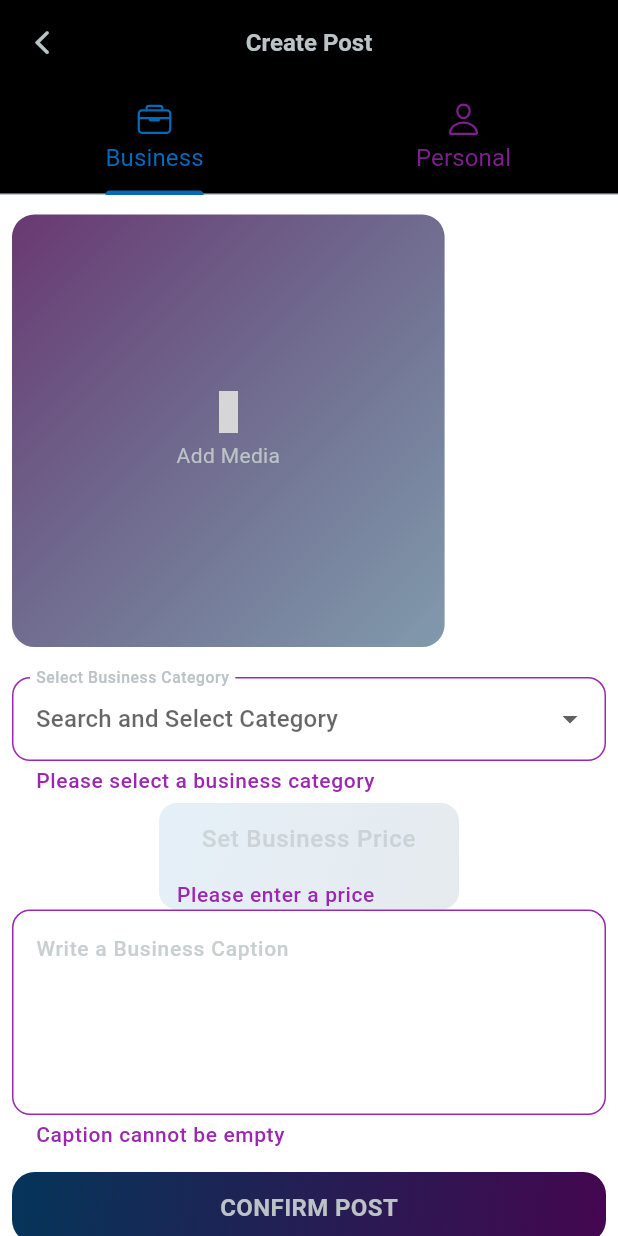
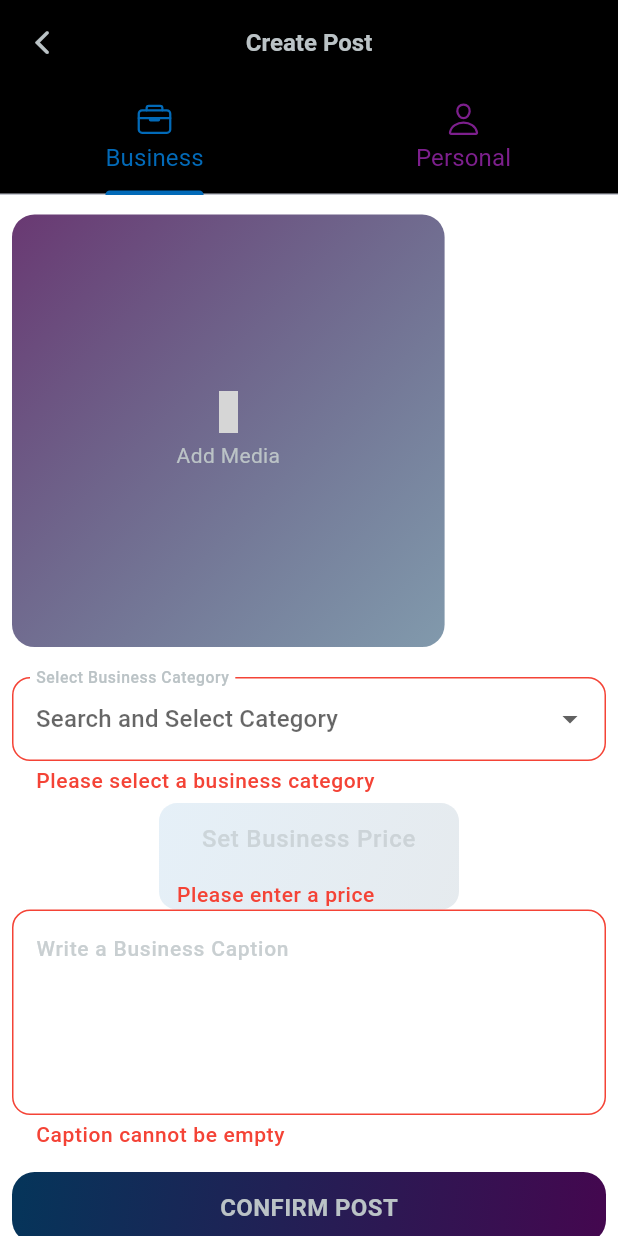
Before and after one commit to dev-blax/larosa-verbose, a Flutter app: the BusinessPostScreen screen opened directly, after a tap on "CONFIRM POST", on a phone screen of 412 x 824 dp. Run offline on Flutter 3.47's test engine with Material 3 defaults, Android fonts, the phone set to English and light mode, and no system bars; drawn by our look-alikes of toastification; our stand-ins replace another_flutter_splash_screen, audioplayers, cached_network_image, camera, connectivity_plus, dio and 31 more; missing offline and left inert: cached_video_player_plus, crop_your_image, flutter_emoji, flutter_polyline_points, stomp_dart_client, video_thumbnail; accounts and stored records are empty; network calls fail; grey boxes are pictures that could not be loaded.

Commit message:
vitimbi kidogo

```diff
--- a/lib/Features/Feeds/business_post.dart
+++ b/lib/Features/Feeds/business_post.dart
@@ -358,9 +358,10 @@
       builder: (context) => AlertDialog(
         backgroundColor: Colors.black, // Set modal background to red
         contentPadding: EdgeInsets.zero,
-      insetPadding: const EdgeInsets.symmetric(horizontal: 24, vertical: 10), // Adjusts dialog padding
+        insetPadding: const EdgeInsets.symmetric(
+            horizontal: 24, vertical: 10), // Adjusts dialog padding
         content: Container(
-        height: MediaQuery.of(context).size.height * 0.9 ,
+          height: MediaQuery.of(context).size.height * 0.9,
           width: MediaQuery.of(context).size.width * 1,
           decoration: BoxDecoration(
             gradient: LinearGradient(
@@ -383,7 +384,8 @@
             },
           ),
         ),
-      actionsPadding: const EdgeInsets.only(bottom: 8), // Reduce space below buttons
+        actionsPadding:
+            const EdgeInsets.only(bottom: 8), // Reduce space below buttons
         actions: [
           TextButton(
             onPressed: () => _cropController.crop(),
@@ -391,7 +393,8 @@
               padding: const EdgeInsets.symmetric(horizontal: 20, vertical: 12),
               backgroundColor: Colors.transparent,
             ).copyWith(
-            overlayColor: WidgetStateProperty.all(LarosaColors.secondary.withOpacity(0.2)),
+              overlayColor: WidgetStateProperty.all(
+                  LarosaColors.secondary.withOpacity(0.2)),
             ),
             child: Container(
               decoration: BoxDecoration(
@@ -405,7 +408,8 @@
               padding: const EdgeInsets.symmetric(horizontal: 30, vertical: 10),
               child: const Text(
                 'Crop',
-              style: TextStyle(color: Colors.white, fontWeight: FontWeight.bold),
+                style:
+                    TextStyle(color: Colors.white, fontWeight: FontWeight.bold),
               ),
             ),
           ),
@@ -423,7 +427,8 @@
               padding: const EdgeInsets.symmetric(horizontal: 30, vertical: 10),
               child: const Text(
                 'Cancel',
-              style: TextStyle(color: Colors.white, fontWeight: FontWeight.bold),
+                style:
+                    TextStyle(color: Colors.white, fontWeight: FontWeight.bold),
               ),
             ),
           ),
@@ -461,8 +466,10 @@
                     _buildUnitSelector(),
                     _buildPriceInputField(),
                   ],
-                if(!isBusinessPost)
-                SizedBox(height: MediaQuery.of(context).size.height * .13 ,),
+                  if (!isBusinessPost)
+                    SizedBox(
+                      height: MediaQuery.of(context).size.height * .13,
+                    ),
                   _buildConditionalGap(isBusinessPost),
                   _buildCaptionInputField(isBusinessPost),
                   const Gap(15),
@@ -493,7 +500,8 @@
             ),
             focusedBorder: OutlineInputBorder(
               borderRadius: BorderRadius.circular(12),
-            borderSide: const BorderSide(color: LarosaColors.secondary, width: 3),
+              borderSide:
+                  const BorderSide(color: LarosaColors.secondary, width: 3),
             ),
           ),
           items: categoryProvider.businessCategories.map((category) {
@@ -509,7 +517,8 @@
           },
           isExpanded: true,
           hint: const Text("Search and Select Category"),
-        validator: (value) => value == null ? "Please select a business category" : null,
+          validator: (value) =>
+              value == null ? "Please select a business category" : null,
         );
       },
     );
@@ -538,11 +547,14 @@
                 ),
                 focusedBorder: OutlineInputBorder(
                   borderRadius: BorderRadius.circular(12),
-                borderSide: const BorderSide(color: LarosaColors.secondary, width: 3),
+                  borderSide:
+                      const BorderSide(color: LarosaColors.secondary, width: 3),
                 ),
               ),
               value: categoryProvider.selectedUnit,
-            items: units.expand((unit) => unit['items']).map<DropdownMenuItem<String>>((item) {
+              items: units
+                  .expand((unit) => unit['items'])
+                  .map<DropdownMenuItem<String>>((item) {
                 return DropdownMenuItem<String>(
                   value: item['name'],
                   child: Text(item['name']),
@@ -555,7 +567,8 @@
               },
               isExpanded: true,
               hint: const Text("Choose a Unit"),
-            validator: (value) => value == null ? "Please select a unit" : null,
+              validator: (value) =>
+                  value == null ? "Please select a unit" : null,
             ),
           ],
         );
@@ -681,7 +694,8 @@
           decoration: InputDecoration(
             border: InputBorder.none,
             hintText: 'Set Business Price',
-          hintStyle: TextStyle(color: LarosaColors.mediumGray.withOpacity(0.6)),
+            hintStyle:
+                TextStyle(color: LarosaColors.mediumGray.withOpacity(0.6)),
           ),
           keyboardType: TextInputType.number,
           style: const TextStyle(color: LarosaColors.primary, fontSize: 16),
@@ -721,7 +735,8 @@
       ),
       maxLines: 5,
       style: const TextStyle(color: LarosaColors.primary),
-    validator: (value) => value == null || value.isEmpty ? "Caption cannot be empty" : null,
+      validator: (value) =>
+          value == null || value.isEmpty ? "Caption cannot be empty" : null,
     );
   }
 
@@ -735,7 +750,8 @@
           if (formKey.currentState!.validate()) {
             if (contentController.newContentMediaStrings.isEmpty) {
               ScaffoldMessenger.of(context).showSnackBar(
-              const SnackBar(content: Text('Please add media for your post.')),
+                const SnackBar(
+                    content: Text('Please add media for your post.')),
               );
               return;
             }
@@ -808,9 +824,9 @@
               pinned: true,
               leading: IconButton(
                 icon: const Icon(CupertinoIcons.back),
-                color: LarosaColors.mediumGray, // Sets the color of the back button to red
+                color: LarosaColors.mediumGray,
                 onPressed: () {
-                  Navigator.of(context).pop();
+                  context.pop();
                 },
               ),
               bottom: TabBar(
@@ -819,9 +835,11 @@
                   Tab(icon: Icon(Ionicons.briefcase_outline), text: "Business"),
                   Tab(icon: Icon(Ionicons.person_outline), text: "Personal"),
                 ],
-                labelColor: LarosaColors.primary,            // Active tab color
-            unselectedLabelColor: Colors.purple.withOpacity(0.8), // Inactive tab color
-            indicatorColor: LarosaColors.primary,         // Indicator color to match active tab color
+                labelColor: LarosaColors.primary, // Active tab color
+                unselectedLabelColor:
+                    Colors.purple.withOpacity(0.8), // Inactive tab color
+                indicatorColor: LarosaColors
+                    .primary, // Indicator color to match active tab color
               ),
             ),
             SliverFillRemaining(
--- a/lib/Utils/helpers.dart
+++ b/lib/Utils/helpers.dart
@@ -88,7 +88,7 @@
       type: primary ? ToastificationType.info : ToastificationType.error,
       title: Text(message),
       autoCloseDuration: const Duration(seconds: 5),
-      style: ToastificationStyle.flat,
+      style: ToastificationStyle.fillColored,
     );
 
     // Fluttertoast.showToast(
--- a/lib/Utils/theme.dart
+++ b/lib/Utils/theme.dart
@@ -16,7 +16,9 @@
     filledButtonTheme: FilledButtonThemeData(
       style: FilledButton.styleFrom(
         backgroundColor: LarosaColors.primary,
-        shape: const ContinuousRectangleBorder(),
+        shape: ContinuousRectangleBorder(
+          borderRadius: BorderRadius.circular(0),
+        ),
       ),
     ),
     colorScheme: ColorScheme.fromSeed(
@@ -27,13 +29,14 @@
       //secondaryContainer: LarosaPalette.secondaryContainerLight,
       //tertiaryContainer: LarosaPalette.onPrimaryColorLight,
       background: Colors.white,
-      error: Colors.purple,
+      error: Colors.red,
     ),
     disabledColor: LarosaColors.grey,
     brightness: Brightness.light,
     scaffoldBackgroundColor: Colors.white,
     primaryColor: LarosaColors.primary,
     textTheme: LarosaTextTheme.lightTextTheme,
+
   );
 
   static ThemeData darkTheme = ThemeData(
@@ -47,7 +50,7 @@
       brightness: Brightness.dark,
       background: Colors.black,
       // background: LarosaColors.dark,
-      error: Colors.purple,
+      error: Colors.red,
     ),
     disabledColor: LarosaColors.grey,
     brightness: Brightness.dark,
--- a/lib/router.dart
+++ b/lib/router.dart
@@ -68,9 +68,9 @@
         name: 'home',
         path: '/',
         // builder: (context, state) => const AddToCartScreen(),
-        // builder: (context, state) => const NewDelivery(),
+       builder: (context, state) => const NewDelivery(),
         // builder: (context, state) => VideoFeedsPage(),
-        builder: (context, state) => const HomeFeedsScreen(),
+        // builder: (context, state) => const HomeFeedsScreen(),
       ),
       GoRoute(
         name: 'homeprofile',
```
Also changed, not shown: lib/Features/Delivery/new_delivery.dart (+26 -16 lines). Lines whose indentation alone changed are shown as unchanged.
